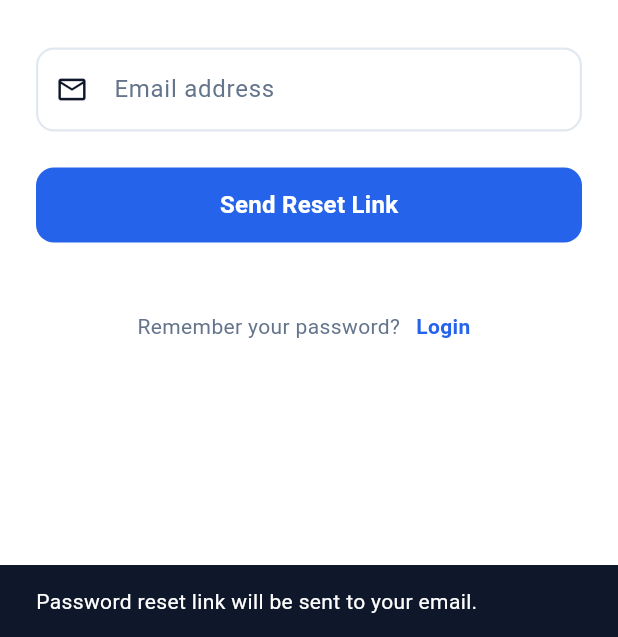
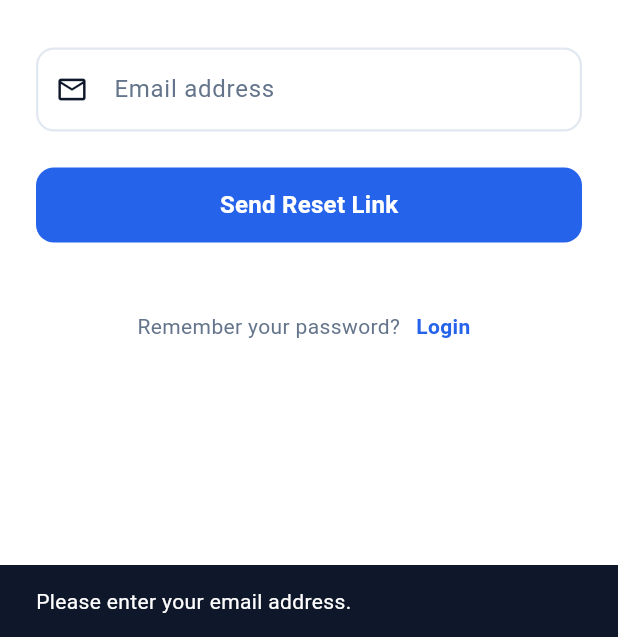
Before and after one commit to Sherin1229/IT3060HCI2026_Home_Maintenance_Reminder_App_WE_113, a Flutter app: the ForgotPasswordScreen screen opened by its route, after a tap on "Send Reset Link", on a phone screen of 412 x 824 dp, the part 599-1236 px from its top. Run offline on Flutter 3.47's test engine with Material 3 defaults, Android fonts, the phone set to English and light mode, and no system bars; our stand-ins replace firebase_auth, firebase_core, go_router; accounts and stored records are empty.

Commit message:
feat: connect forgot password with firebase authentication

```diff
--- a/lib/screens/auth/forgot_password_screen.dart
+++ b/lib/screens/auth/forgot_password_screen.dart
@@ -1,5 +1,8 @@
 import 'package:flutter/material.dart';
 import 'package:go_router/go_router.dart';
+import 'package:provider/provider.dart';
+
+import '../../providers/auth_provider.dart';
 
 import '../../config/app_colors.dart';
 import '../../utils/constants.dart';
@@ -30,20 +33,52 @@ class _ForgotPasswordScreenState extends State<ForgotPasswordScreen> {
     }
   }
 
-  void _showResetLinkMessage() {
-    final messenger = ScaffoldMessenger.of(context);
-    messenger
-      ..hideCurrentSnackBar()
-      ..showSnackBar(
-        const SnackBar(
-          content: Text('Password reset link will be sent to your email.'),
-        ),
-      );
+  Future<void> _resetPassword() async {
+  final email = _emailController.text.trim();
+
+  if (email.isEmpty) {
+    ScaffoldMessenger.of(context).showSnackBar(
+      const SnackBar(
+        content: Text('Please enter your email address.'),
+      ),
+    );
+    return;
   }
 
+  final authProvider = context.read<AuthProvider>();
+
+  final success = await authProvider.resetPassword(
+    email: email,
+  );
+
+  if (!mounted) return;
+
+  if (success) {
+    _emailController.clear();
+
+    ScaffoldMessenger.of(context).showSnackBar(
+      const SnackBar(
+        content: Text(
+          'Password reset link has been sent to your email.',
+        ),
+      ),
+    );
+  } else {
+    ScaffoldMessenger.of(context).showSnackBar(
+      SnackBar(
+        content: Text(
+          authProvider.errorMessage ??
+              'Failed to send reset link. Please try again.',
+        ),
+      ),
+    );
+  }
+}
+
   @override
-  Widget build(BuildContext context) {
-    final theme = Theme.of(context);
+Widget build(BuildContext context) {
+  final theme = Theme.of(context);
+  final authProvider = context.watch<AuthProvider>();
 
     return Scaffold(
       backgroundColor: AppColors.surface,
@@ -161,7 +196,8 @@ class _ForgotPasswordScreenState extends State<ForgotPasswordScreen> {
               const SizedBox(height: AppConstants.paddingLarge),
               PrimaryButton(
                 text: 'Send Reset Link',
-                onPressed: _showResetLinkMessage,
+                onPressed: _resetPassword,
+                isLoading: authProvider.isLoading,
               ),
               const SizedBox(height: 32),
               Row(
```
